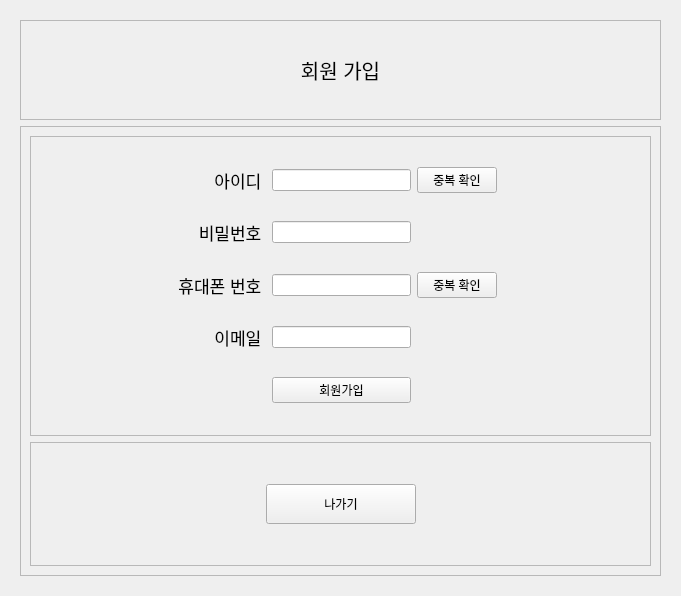
Before: the Qt Designer form project5_webtoon/client/login.ui in myeonghh/lms4_Project, drawn with Qt 5.
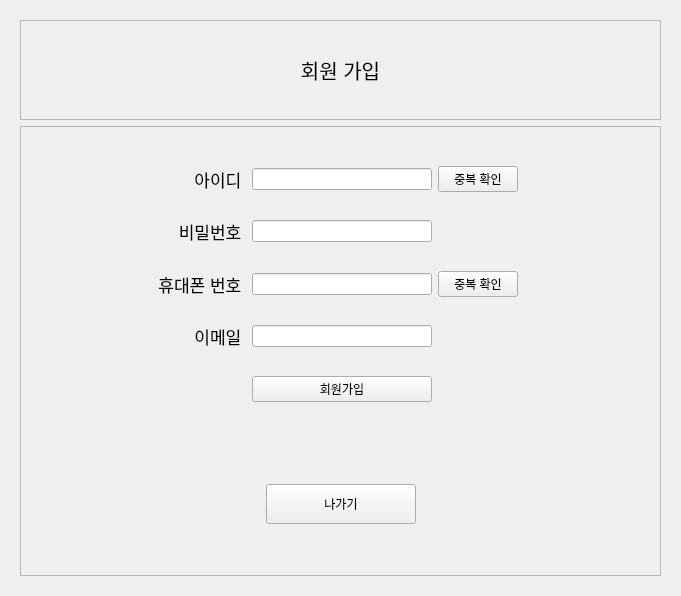
After: the same form once the commit is applied. The open tabs and pages were chosen to show the change.

Patch:
```diff
--- a/project5_webtoon/client/login.ui
+++ b/project5_webtoon/client/login.ui
@@ -269,6 +269,11 @@
               <height>300</height>
              </size>
             </property>
+            <property name="styleSheet">
+             <string notr="true">QFrame {
+    border: none;
+}</string>
+            </property>
             <property name="frameShape">
              <enum>QFrame::Shape::StyledPanel</enum>
             </property>
@@ -295,7 +300,17 @@
               <widget class="QLineEdit" name="s_pwText"/>
              </item>
              <item row="0" column="2">
-              <widget class="QLineEdit" name="s_idText"/>
+              <widget class="QLineEdit" name="s_idText">
+               <property name="minimumSize">
+                <size>
+                 <width>180</width>
+                 <height>0</height>
+                </size>
+               </property>
+               <property name="styleSheet">
+                <string notr="true"/>
+               </property>
+              </widget>
              </item>
              <item row="2" column="3">
               <widget class="QPushButton" name="pnumDupChkBtn">
@@ -414,6 +429,11 @@
           </item>
           <item>
            <widget class="QFrame" name="frame_8">
+            <property name="styleSheet">
+             <string notr="true">QFrame {
+    border: none;
+}</string>
+            </property>
             <property name="frameShape">
              <enum>QFrame::Shape::StyledPanel</enum>
             </property>
```
Left out of the diff: 77 changed lines with no effect on the pictures.
